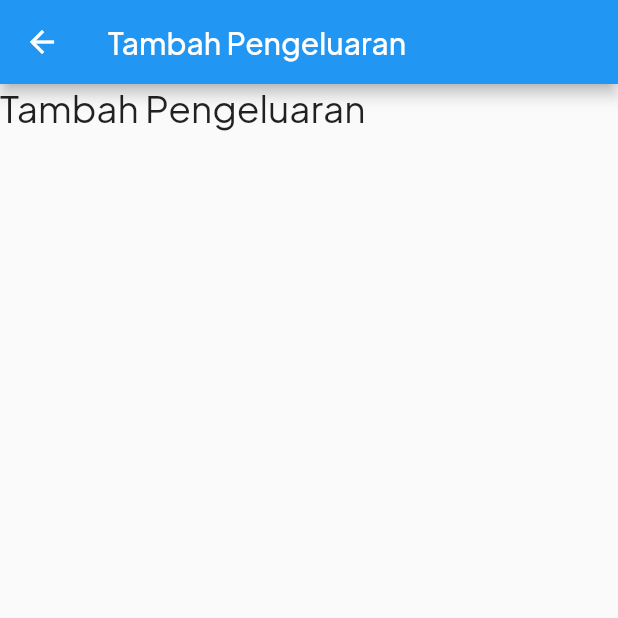
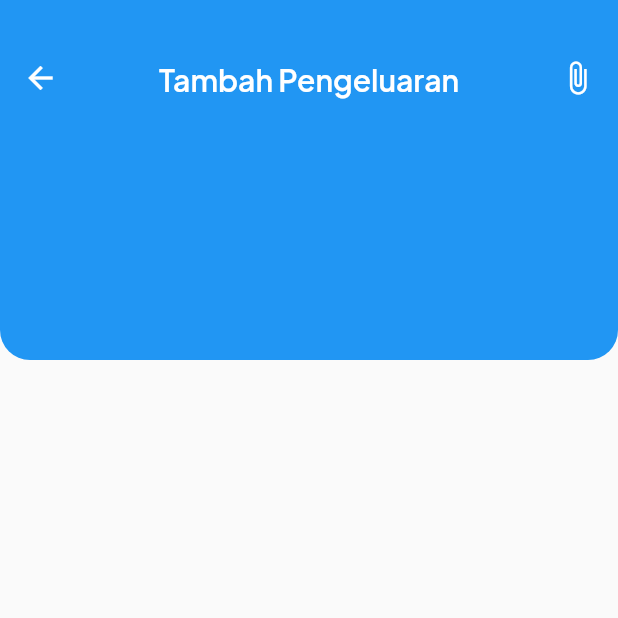
Before and after one commit to BlueRecandy/uang-kita, a Flutter app: the TambahPengeluaranScreen screen opened by its route, on a phone screen of 412 x 824 dp, the top half of it. Run offline on Flutter 3.47's test engine with Material 2 defaults, Android fonts, the phone set to English and light mode, and no system bars; our stand-ins replace heroicons, sizer.

Commit message:
add BackgroundContainer

```diff
--- a/lib/screens/tambah_pengeluaran_screen.dart
+++ b/lib/screens/tambah_pengeluaran_screen.dart
@@ -12,16 +12,60 @@ class _TambahPengeluaranScreenState extends State<TambahPengeluaranScreen> {
   @override
   Widget build(BuildContext context) {
     return Scaffold(
-      appBar: AppBar(
-        title: const Text('Tambah Pengeluaran'),
-      ),
       body: SafeArea(
-        child: Column(
-          children: [
-            const Text('Tambah Pengeluaran'),
-          ],
+        child: Stack(
+          children: [BackgroundContainer(context)],
         ),
       ),
     );
   }
+
+  Column BackgroundContainer(BuildContext context) {
+    return Column(
+      children: [
+        Container(
+          width: double.infinity,
+          height: 240,
+          decoration: BoxDecoration(
+            color: Colors.blue,
+            borderRadius: BorderRadius.only(
+              bottomLeft: Radius.circular(20),
+              bottomRight: Radius.circular(20),
+            ),
+          ),
+          child: Column(
+            children: [
+              SizedBox(height: 40),
+              Padding(
+                padding: EdgeInsets.symmetric(horizontal: 15),
+                child: Row(
+                  mainAxisAlignment: MainAxisAlignment.spaceBetween,
+                  crossAxisAlignment: CrossAxisAlignment.start,
+                  children: [
+                    GestureDetector(
+                      onTap: () {
+                        Navigator.of(context).pop();
+                      },
+                      child: Icon(Icons.arrow_back, color: Colors.white),
+                    ),
+                    Text(
+                      'Tambah Pengeluaran',
+                      style: TextStyle(
+                          fontSize: 20,
+                          fontWeight: FontWeight.w600,
+                          color: Colors.white),
+                    ),
+                    Icon(
+                      Icons.attach_file_outlined,
+                      color: Colors.white,
+                    )
+                  ],
+                ),
+              ),
+            ],
+          ),
+        ),
+      ],
+    );
+  }
 }
```
